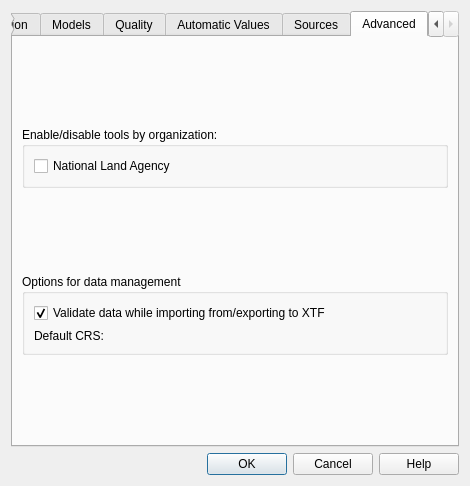
This is asistente_ladm_col/ui/dialogs/dlg_settings.ui in SwissTierrasColombia/Asistente-LADM-COL as Qt 5 draws it before an edit. The edited form follows.
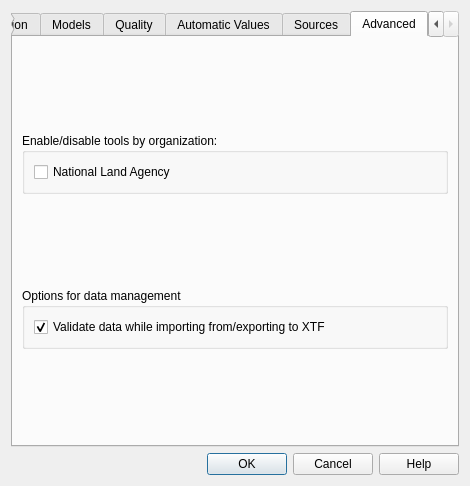
This is the edited form. The open tabs and pages were chosen to show the change. Icons and pictures are not drawn. Custom widgets are drawn as their Qt base class.

Commit message: Remove default epsg from settings. Include when create schema in data management

```diff
--- a/asistente_ladm_col/ui/dialogs/dlg_settings.ui
+++ b/asistente_ladm_col/ui/dialogs/dlg_settings.ui
@@ -639,19 +639,6 @@
           <string>Options for data management</string>
          </property>
          <layout class="QGridLayout" name="gridLayout_4">
-          <item row="1" column="1">
-           <widget class="QgsProjectionSelectionWidget" name="crsSelector">
-            <property name="sizePolicy">
-             <sizepolicy hsizetype="MinimumExpanding" vsizetype="Preferred">
-              <horstretch>0</horstretch>
-              <verstretch>0</verstretch>
-             </sizepolicy>
-            </property>
-            <property name="focusPolicy">
-             <enum>Qt::StrongFocus</enum>
-            </property>
-           </widget>
-          </item>
           <item row="0" column="0" colspan="2">
            <widget class="QCheckBox" name="chk_validate_data_importing_exporting">
             <property name="text">
@@ -662,22 +649,6 @@
             </property>
            </widget>
           </item>
-          <item row="1" column="0">
-           <widget class="QLabel" name="crs_label">
-            <property name="font">
-             <font>
-              <weight>50</weight>
-              <bold>false</bold>
-             </font>
-            </property>
-            <property name="toolTip">
-             <string>Coordinate Reference System</string>
-            </property>
-            <property name="text">
-             <string>Default CRS:</string>
-            </property>
-           </widget>
-          </item>
          </layout>
         </widget>
        </item>
@@ -707,12 +678,6 @@
    <header>qgis.gui</header>
    <container>1</container>
   </customwidget>
-  <customwidget>
-   <class>QgsProjectionSelectionWidget</class>
-   <extends>QWidget</extends>
-   <header>qgis.gui</header>
-   <container>1</container>
-  </customwidget>
  </customwidgets>
  <tabstops>
   <tabstop>cbo_db_source</tabstop>
```
Left out of the diff: 5 changed lines with no effect on the pictures. The commit also changes 3 other files.
